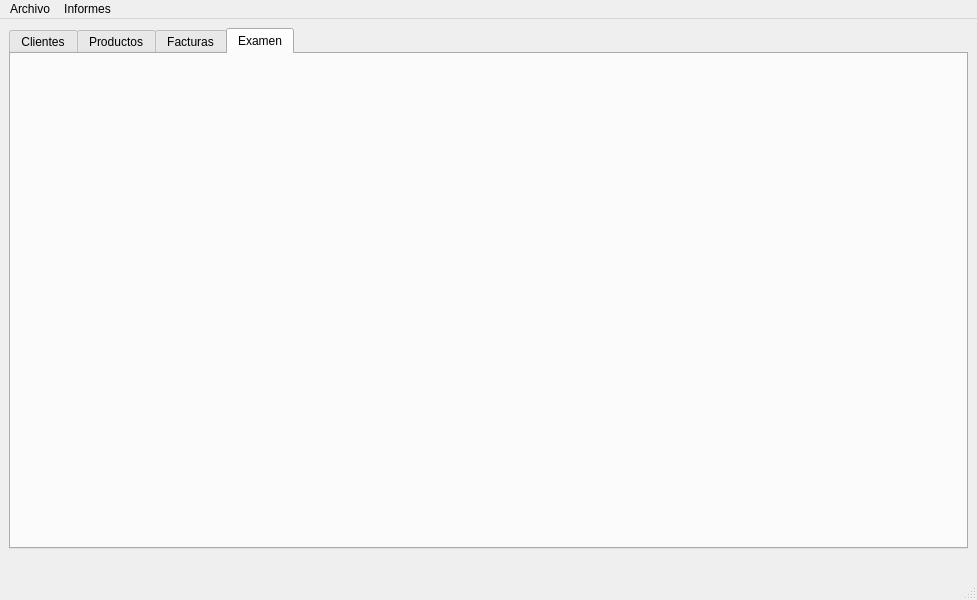
Before: the Qt Designer form Interfaces/Recuperacion/templates/MainWindow.ui in Cross048/DAM_2, drawn with Qt 5.
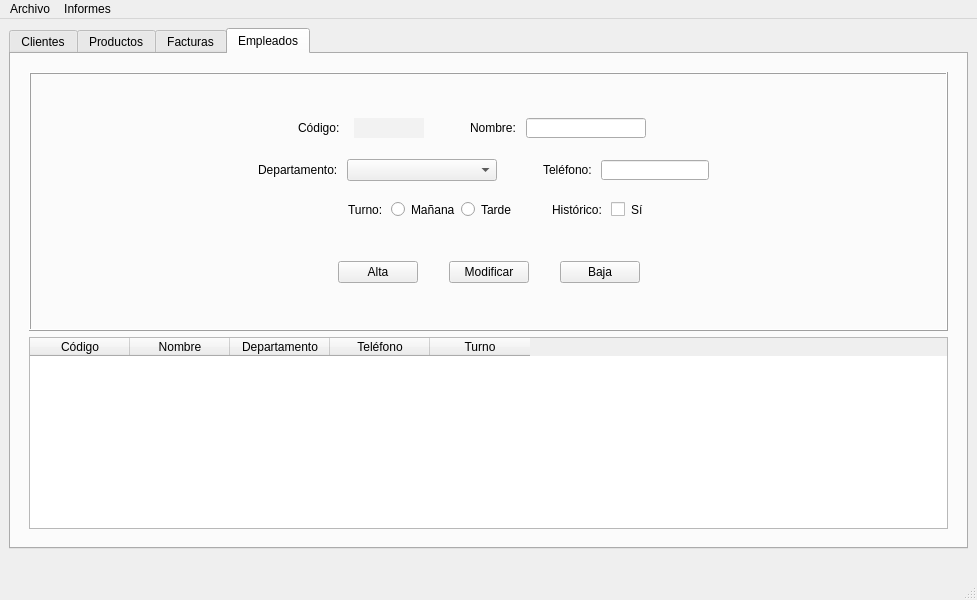
After: the same form once the commit is applied. The open tabs and pages were chosen to show the change. Icons and pictures are not drawn.

Diff of the .ui file:
```diff
--- a/Interfaces/Recuperacion/templates/MainWindow.ui
+++ b/Interfaces/Recuperacion/templates/MainWindow.ui
@@ -2476,8 +2476,652 @@
       </widget>
       <widget class="QWidget" name="tab">
        <attribute name="title">
-        <string>Examen</string>
+        <string>Empleados</string>
        </attribute>
+       <layout class="QGridLayout" name="gridLayout_24">
+        <item row="0" column="0">
+         <widget class="QWidget" name="clientes_2" native="true">
+          <layout class="QGridLayout" name="gridLayout_18">
+           <item row="1" column="0">
+            <widget class="QTableWidget" name="tableEmpleados">
+             <property name="editTriggers">
+              <set>QAbstractItemView::NoEditTriggers</set>
+             </property>
+             <property name="alternatingRowColors">
+              <bool>true</bool>
+             </property>
+             <property name="selectionBehavior">
+              <enum>QAbstractItemView::SelectRows</enum>
+             </property>
+             <attribute name="verticalHeaderVisible">
+              <bool>false</bool>
+             </attribute>
+             <column>
+              <property name="text">
+               <string>Código</string>
+              </property>
+             </column>
+             <column>
+              <property name="text">
+               <string>Nombre</string>
+              </property>
+             </column>
+             <column>
+              <property name="text">
+               <string>Departamento</string>
+              </property>
+             </column>
+             <column>
+              <property name="text">
+               <string>Teléfono</string>
+              </property>
+             </column>
+             <column>
+              <property name="text">
+               <string>Turno</string>
+              </property>
+             </column>
+            </widget>
+           </item>
+           <item row="0" column="0">
+            <widget class="QFrame" name="frameFormulario_5">
+             <property name="sizePolicy">
+              <sizepolicy hsizetype="Fixed" vsizetype="Ignored">
+               <horstretch>1</horstretch>
+               <verstretch>2</verstretch>
+              </sizepolicy>
+             </property>
+             <property name="minimumSize">
+              <size>
+               <width>400</width>
+               <height>20</height>
+              </size>
+             </property>
+             <property name="maximumSize">
+              <size>
+               <width>2048</width>
+               <height>300</height>
+              </size>
+             </property>
+             <property name="layoutDirection">
+              <enum>Qt::LeftToRight</enum>
+             </property>
+             <property name="styleSheet">
+              <string notr="true">border-color: rgb(255, 253, 225);</string>
+             </property>
+             <property name="frameShape">
+              <enum>QFrame::Box</enum>
+             </property>
+             <property name="frameShadow">
+              <enum>QFrame::Raised</enum>
+             </property>
+             <layout class="QGridLayout" name="formulario_4">
+              <item row="0" column="2">
+               <spacer name="horizontalSpacer_56">
+                <property name="orientation">
+                 <enum>Qt::Horizontal</enum>
+                </property>
+                <property name="sizeHint" stdset="0">
+                 <size>
+                  <width>120</width>
+                  <height>20</height>
+                 </size>
+                </property>
+               </spacer>
+              </item>
+              <item row="0" column="0">
+               <spacer name="horizontalSpacer_59">
+                <property name="orientation">
+                 <enum>Qt::Horizontal</enum>
+                </property>
+                <property name="sizeHint" stdset="0">
+                 <size>
+                  <width>120</width>
+                  <height>20</height>
+                 </size>
+                </property>
+               </spacer>
+              </item>
+              <item row="1" column="1">
+               <layout class="QHBoxLayout" name="horizontalLayout_8">
+                <property name="spacing">
+                 <number>1</number>
+                </property>
+                <property name="sizeConstraint">
+                 <enum>QLayout::SetDefaultConstraint</enum>
+                </property>
+                <item>
+                 <spacer name="horizontalSpacer_64">
+                  <property name="orientation">
+                   <enum>Qt::Horizontal</enum>
+                  </property>
+                  <property name="sizeHint" stdset="0">
+                   <size>
+                    <width>40</width>
+                    <height>20</height>
+                   </size>
+                  </property>
+                 </spacer>
+                </item>
+                <item>
+                 <widget class="QPushButton" name="btnAlta_5">
+                  <property name="minimumSize">
+                   <size>
+                    <width>75</width>
+                    <height>20</height>
+                   </size>
+                  </property>
+                  <property name="maximumSize">
+                   <size>
+                    <width>80</width>
+                    <height>16777215</height>
+                   </size>
+                  </property>
+                  <property name="text">
+                   <string>Alta</string>
+                  </property>
+                 </widget>
+                </item>
+                <item>
+                 <spacer name="horizontalSpacer_65">
+                  <property name="orientation">
+                   <enum>Qt::Horizontal</enum>
+                  </property>
+                  <property name="sizeType">
+                   <enum>QSizePolicy::Fixed</enum>
+                  </property>
+                  <property name="sizeHint" stdset="0">
+                   <size>
+                    <width>30</width>
+                    <height>20</height>
+                   </size>
+                  </property>
+                 </spacer>
+                </item>
+                <item>
+                 <widget class="QPushButton" name="btnMod_5">
+                  <property name="minimumSize">
+                   <size>
+                    <width>75</width>
+                    <height>20</height>
+                   </size>
+                  </property>
+                  <property name="maximumSize">
+                   <size>
+                    <width>80</width>
+                    <height>16777215</height>
+                   </size>
+                  </property>
+                  <property name="text">
+                   <string>Modificar</string>
+                  </property>
+                 </widget>
+                </item>
+                <item>
+                 <spacer name="horizontalSpacer_66">
+                  <property name="orientation">
+                   <enum>Qt::Horizontal</enum>
+                  </property>
+                  <property name="sizeType">
+                   <enum>QSizePolicy::Fixed</enum>
+                  </property>
+                  <property name="sizeHint" stdset="0">
+                   <size>
+                    <width>30</width>
+                    <height>20</height>
+                   </size>
+                  </property>
+                 </spacer>
+                </item>
+                <item>
+                 <widget class="QPushButton" name="btnBaja_5">
+                  <property name="minimumSize">
+                   <size>
+                    <width>75</width>
+                    <height>20</height>
+                   </size>
+                  </property>
+                  <property name="maximumSize">
+                   <size>
+                    <width>80</width>
+                    <height>16777215</height>
+                   </size>
+                  </property>
+                  <property name="text">
+                   <string>Baja</string>
+                  </property>
+                 </widget>
+                </item>
+                <item>
+                 <spacer name="horizontalSpacer_67">
+                  <property name="orientation">
+                   <enum>Qt::Horizontal</enum>
+                  </property>
+                  <property name="sizeHint" stdset="0">
+                   <size>
+                    <width>40</width>
+                    <height>20</height>
+                   </size>
+                  </property>
+                 </spacer>
+                </item>
+               </layout>
+              </item>
+              <item row="0" column="1">
+               <layout class="QGridLayout" name="gridLayout_20">
+                <property name="sizeConstraint">
+                 <enum>QLayout::SetMinimumSize</enum>
+                </property>
+                <item row="0" column="0">
+                 <layout class="QGridLayout" name="firstFormulario_5">
+                  <item row="0" column="1">
+                   <widget class="QLabel" name="lblCodigo_5">
+                    <property name="minimumSize">
+                     <size>
+                      <width>50</width>
+                      <height>0</height>
+                     </size>
+                    </property>
+                    <property name="text">
+                     <string>Código: </string>
+                    </property>
+                   </widget>
+                  </item>
+                  <item row="0" column="4">
+                   <widget class="QLabel" name="lblNombre_5">
+                    <property name="text">
+                     <string>Nombre: </string>
+                    </property>
+                   </widget>
+                  </item>
+                  <item row="0" column="2">
+                   <widget class="QLabel" name="lblCodBD_5">
+                    <property name="minimumSize">
+                     <size>
+                      <width>70</width>
+                      <height>20</height>
+                     </size>
+                    </property>
+                    <property name="maximumSize">
+                     <size>
+                      <width>70</width>
+                      <height>20</height>
+                     </size>
+                    </property>
+                    <property name="styleSheet">
+                     <string notr="true">background-color: rgb(242, 242, 242);
+color: rgb(0, 0, 0);</string>
+                    </property>
+                    <property name="text">
+                     <string/>
+                    </property>
+                    <property name="alignment">
+                     <set>Qt::AlignCenter</set>
+                    </property>
+                   </widget>
+                  </item>
+                  <item row="0" column="7">
+                   <spacer name="horizontalSpacer_71">
+                    <property name="orientation">
+                     <enum>Qt::Horizontal</enum>
+                    </property>
+                    <property name="sizeHint" stdset="0">
+                     <size>
+                      <width>40</width>
+                      <height>20</height>
+                     </size>
+                    </property>
+                   </spacer>
+                  </item>
+                  <item row="0" column="3">
+                   <spacer name="horizontalSpacer_69">
+                    <property name="orientation">
+                     <enum>Qt::Horizontal</enum>
+                    </property>
+                    <property name="sizeType">
+                     <enum>QSizePolicy::Fixed</enum>
+                    </property>
+                    <property name="sizeHint" stdset="0">
+                     <size>
+                      <width>40</width>
+                      <height>20</height>
+                     </size>
+                    </property>
+                   </spacer>
+                  </item>
+                  <item row="0" column="0">
+                   <spacer name="horizontalSpacer_70">
+                    <property name="orientation">
+                     <enum>Qt::Horizontal</enum>
+                    </property>
+                    <property name="sizeType">
+                     <enum>QSizePolicy::Fixed</enum>
+                    </property>
+                    <property name="sizeHint" stdset="0">
+                     <size>
+                      <width>70</width>
+                      <height>20</height>
+                     </size>
+                    </property>
+                   </spacer>
+                  </item>
+                  <item row="0" column="5">
+                   <widget class="QLineEdit" name="txtNombre_5">
+                    <property name="minimumSize">
+                     <size>
+                      <width>120</width>
+                      <height>20</height>
+                     </size>
+                    </property>
+                    <property name="maximumSize">
+                     <size>
+                      <width>120</width>
+                      <height>20</height>
+                     </size>
+                    </property>
+                    <property name="whatsThis">
+                     <string>&lt;html&gt;&lt;head/&gt;&lt;body&gt;&lt;p&gt;&lt;span style=&quot; font-weight:400;&quot;&gt;Introducir DNI&lt;/span&gt;&lt;/p&gt;&lt;/body&gt;&lt;/html&gt;</string>
+                    </property>
+                    <property name="alignment">
+                     <set>Qt::AlignCenter</set>
+                    </property>
+                   </widget>
+                  </item>
+                 </layout>
+                </item>
+                <item row="1" column="0">
+                 <spacer name="verticalSpacer_7">
+                  <property name="orientation">
+                   <enum>Qt::Vertical</enum>
+                  </property>
+                  <property name="sizeType">
+                   <enum>QSizePolicy::Fixed</enum>
+                  </property>
+                  <property name="sizeHint" stdset="0">
+                   <size>
+                    <width>20</width>
+                    <height>15</height>
+                   </size>
+                  </property>
+                 </spacer>
+                </item>
+                <item row="2" column="0">
+                 <layout class="QGridLayout" name="gridLayout_21">
+                  <property name="sizeConstraint">
+                   <enum>QLayout::SetMaximumSize</enum>
+                  </property>
+                  <item row="0" column="2">
+                   <widget class="QComboBox" name="cboxDepartamento">
+                    <property name="minimumSize">
+                     <size>
+                      <width>150</width>
+                      <height>0</height>
+                     </size>
+                    </property>
+                   </widget>
+                  </item>
+                  <item row="0" column="4">
+                   <widget class="QLabel" name="lblTelefono_5">
+                    <property name="text">
+                     <string>Teléfono: </string>
+                    </property>
+                   </widget>
+                  </item>
+                  <item row="0" column="6">
+                   <spacer name="horizontalSpacer_72">
+                    <property name="orientation">
+                     <enum>Qt::Horizontal</enum>
+                    </property>
+                    <property name="sizeHint" stdset="0">
+                     <size>
+                      <width>40</width>
+                      <height>20</height>
+                     </size>
+                    </property>
+                   </spacer>
+                  </item>
+                  <item row="0" column="5">
+                   <widget class="QLineEdit" name="txtTelefono_5">
+                    <property name="minimumSize">
+                     <size>
+                      <width>100</width>
+                      <height>20</height>
+                     </size>
+                    </property>
+                    <property name="maximumSize">
+                     <size>
+                      <width>16777215</width>
+                      <height>20</height>
+                     </size>
+                    </property>
+                   </widget>
+                  </item>
+                  <item row="0" column="1">
+                   <widget class="QLabel" name="lblDepartamento">
+                    <property name="minimumSize">
+                     <size>
+                      <width>50</width>
+                      <height>0</height>
+                     </size>
+                    </property>
+                    <property name="text">
+                     <string>Departamento: </string>
+                    </property>
+                   </widget>
+                  </item>
+                  <item row="0" column="3">
+                   <spacer name="horizontalSpacer_73">
+                    <property name="orientation">
+                     <enum>Qt::Horizontal</enum>
+                    </property>
+                    <property name="sizeHint" stdset="0">
+                     <size>
+                      <width>40</width>
+                      <height>20</height>
+                     </size>
+                    </property>
+                   </spacer>
+                  </item>
+                  <item row="0" column="0">
+                   <spacer name="horizontalSpacer_74">
+                    <property name="orientation">
+                     <enum>Qt::Horizontal</enum>
+                    </property>
+                    <property name="sizeType">
+                     <enum>QSizePolicy::Fixed</enum>
+                    </property>
+                    <property name="sizeHint" stdset="0">
+                     <size>
+                      <width>30</width>
+                      <height>20</height>
+                     </size>
+                    </property>
+                   </spacer>
+                  </item>
+                 </layout>
+                </item>
+                <item row="3" column="0">
+                 <spacer name="verticalSpacer_8">
+                  <property name="orientation">
+                   <enum>Qt::Vertical</enum>
+                  </property>
+                  <property name="sizeType">
+                   <enum>QSizePolicy::Fixed</enum>
+                  </property>
+                  <property name="sizeHint" stdset="0">
+                   <size>
+                    <width>13</width>
+                    <height>13</height>
+                   </size>
+                  </property>
+                 </spacer>
+                </item>
+                <item row="4" column="0">
+                 <layout class="QGridLayout" name="gridLayout_22" columnstretch="0,0,0,0,0,0,0,0,0,0,0">
+                  <property name="sizeConstraint">
+                   <enum>QLayout::SetMinimumSize</enum>
+                  </property>
+                  <property name="leftMargin">
+                   <number>0</number>
+                  </property>
+                  <property name="horizontalSpacing">
+                   <number>0</number>
+                  </property>
+                  <item row="0" column="4">
+                   <spacer name="horizontalSpacer_78">
+                    <property name="orientation">
+                     <enum>Qt::Horizontal</enum>
+                    </property>
+                    <property name="sizeType">
+                     <enum>QSizePolicy::Fixed</enum>
+                    </property>
+                    <property name="sizeHint" stdset="0">
+                     <size>
+                      <width>5</width>
+                      <height>20</height>
+                     </size>
+                    </property>
+                   </spacer>
+                  </item>
+                  <item row="0" column="1">
+                   <widget class="QLabel" name="lblTurno">
+                    <property name="text">
+                     <string>Turno: </string>
+                    </property>
+                   </widget>
+                  </item>
+                  <item row="0" column="0">
+                   <spacer name="horizontalSpacer_82">
+                    <property name="orientation">
+                     <enum>Qt::Horizontal</enum>
+                    </property>
+                    <property name="sizeType">
+                     <enum>QSizePolicy::Fixed</enum>
+                    </property>
+                    <property name="sizeHint" stdset="0">
+                     <size>
+                      <width>120</width>
+                      <height>20</height>
+                     </size>
+                    </property>
+                   </spacer>
+                  </item>
+                  <item row="0" column="5">
+                   <widget class="QRadioButton" name="rbtnTarde">
+                    <property name="text">
+                     <string>Tarde</string>
+                    </property>
+                   </widget>
+                  </item>
+                  <item row="0" column="3">
+                   <widget class="QRadioButton" name="rbtnManyana">
+                    <property name="text">
+                     <string>Mañana</string>
+                    </property>
+                   </widget>
+                  </item>
+                  <item row="0" column="2">
+                   <spacer name="horizontalSpacer_84">
+                    <property name="orientation">
+                     <enum>Qt::Horizontal</enum>
+                    </property>
+                    <property name="sizeType">
+                     <enum>QSizePolicy::Fixed</enum>
+                    </property>
+                    <property name="sizeHint" stdset="0">
+                     <size>
+                      <width>5</width>
+                      <height>20</height>
+                     </size>
+                    </property>
+                   </spacer>
+                  </item>
+                  <item row="0" column="10">
+                   <spacer name="horizontalSpacer_83">
+                    <property name="orientation">
+                     <enum>Qt::Horizontal</enum>
+                    </property>
+                    <property name="sizeHint" stdset="0">
+                     <size>
+                      <width>40</width>
+                      <height>20</height>
+                     </size>
+                    </property>
+                   </spacer>
+                  </item>
+                  <item row="0" column="7">
+                   <widget class="QLabel" name="lblHistorico_5">
+                    <property name="text">
+                     <string>Histórico: </string>
+                    </property>
+                   </widget>
+                  </item>
+                  <item row="0" column="9">
+                   <widget class="QCheckBox" name="chkHistorico_5">
+                    <property name="text">
+                     <string>Sí</string>
+                    </property>
+                    <property name="checked">
+                     <bool>false</bool>
+                    </property>
+                   </widget>
+                  </item>
+                  <item row="0" column="8">
+                   <spacer name="horizontalSpacer_68">
+                    <property name="orientation">
+                     <enum>Qt::Horizontal</enum>
+                    </property>
+                    <property name="sizeType">
+                     <enum>QSizePolicy::Fixed</enum>
+                    </property>
+                    <property name="sizeHint" stdset="0">
+                     <size>
+                      <width>5</width>
+                      <height>20</height>
+                     </size>
+                    </property>
+                   </spacer>
+                  </item>
+                  <item row="0" column="6">
+                   <spacer name="horizontalSpacer_75">
+                    <property name="orientation">
+                     <enum>Qt::Horizontal</enum>
+                    </property>
+                    <property name="sizeType">
+                     <enum>QSizePolicy::Fixed</enum>
+                    </property>
+                    <property name="sizeHint" stdset="0">
+                     <size>
+                      <width>40</width>
+                      <height>20</height>
+                     </size>
+                    </property>
+                   </spacer>
+                  </item>
+                 </layout>
+                </item>
+                <item row="5" column="0">
+                 <layout class="QGridLayout" name="gridLayout_23" columnstretch="0">
+                  <property name="sizeConstraint">
+                   <enum>QLayout::SetFixedSize</enum>
+                  </property>
+                  <property name="leftMargin">
+                   <number>0</number>
+                  </property>
+                  <property name="horizontalSpacing">
+                   <number>0</number>
+                  </property>
+                 </layout>
+                </item>
+               </layout>
+              </item>
+             </layout>
+            </widget>
+           </item>
+          </layout>
+         </widget>
+        </item>
+       </layout>
       </widget>
      </widget>
     </item>
```
Left out of the diff: 10 changed lines with no effect on the pictures.
